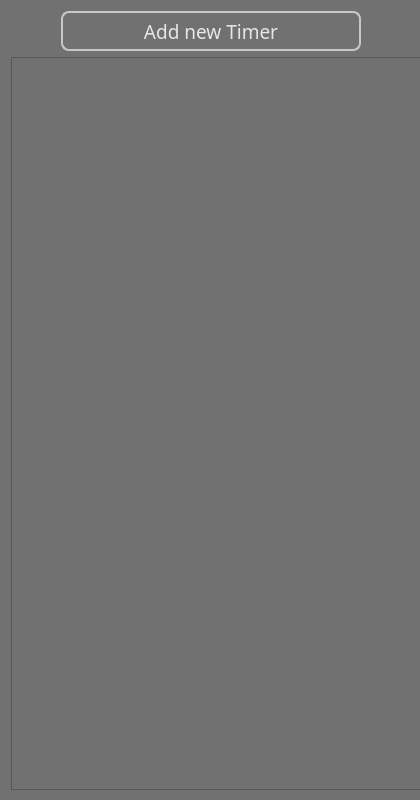
This is SmartTimer/mainwindow.ui in secondYearProjects/SmartTimer as Qt 5 draws it before an edit. The edited form follows.
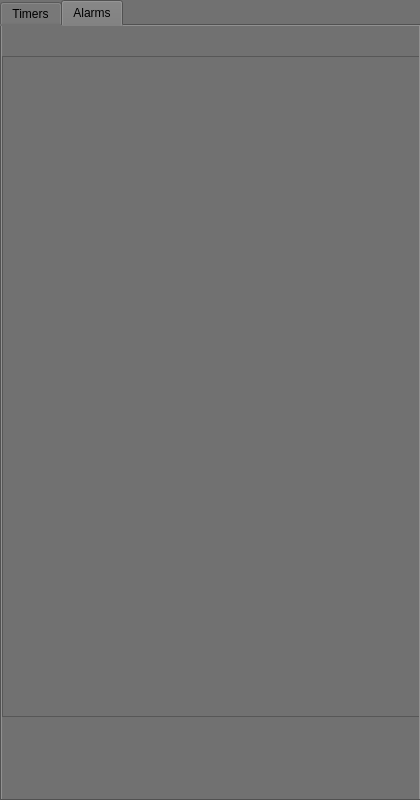
This is the edited form. Icons and pictures are not drawn.

What changed in the file:
```diff
--- a/SmartTimer/mainwindow.ui
+++ b/SmartTimer/mainwindow.ui
@@ -13,13 +13,13 @@
   <property name="minimumSize">
    <size>
     <width>420</width>
-    <height>700</height>
+    <height>800</height>
    </size>
   </property>
   <property name="maximumSize">
    <size>
     <width>420</width>
-    <height>1024</height>
+    <height>800</height>
    </size>
   </property>
   <property name="windowTitle">
@@ -42,7 +42,7 @@
    <property name="maximumSize">
     <size>
      <width>420</width>
-     <height>16777215</height>
+     <height>800</height>
     </size>
    </property>
    <property name="styleSheet">
@@ -72,13 +72,29 @@
 
 </string>
    </property>
+   <widget class="QTabWidget" name="SmartTimerTabs">
+    <property name="geometry">
+     <rect>
+      <x>0</x>
+      <y>0</y>
+      <width>421</width>
+      <height>801</height>
+     </rect>
+    </property>
+    <property name="currentIndex">
+     <number>1</number>
+    </property>
+    <widget class="QWidget" name="Timers">
+     <attribute name="title">
+      <string>Timers</string>
+     </attribute>
    <widget class="QWidget" name="layoutWidget">
     <property name="geometry">
      <rect>
       <x>0</x>
-      <y>0</y>
+        <y>10</y>
       <width>422</width>
-      <height>801</height>
+        <height>761</height>
      </rect>
     </property>
     <layout class="QGridLayout" name="gridLayout">
@@ -151,7 +167,7 @@
           <x>0</x>
           <y>0</y>
           <width>420</width>
-          <height>749</height>
+            <height>709</height>
          </rect>
         </property>
         <property name="minimumSize">
@@ -170,6 +186,36 @@
       </widget>
      </item>
     </layout>
+     </widget>
+    </widget>
+    <widget class="QWidget" name="Alarms">
+     <attribute name="title">
+      <string>Alarms</string>
+     </attribute>
+     <widget class="QScrollArea" name="alarmScroll">
+      <property name="geometry">
+       <rect>
+        <x>0</x>
+        <y>30</y>
+        <width>421</width>
+        <height>661</height>
+       </rect>
+      </property>
+      <property name="widgetResizable">
+       <bool>true</bool>
+      </property>
+      <widget class="QWidget" name="scrollAreaWidgetContents_2">
+       <property name="geometry">
+        <rect>
+         <x>0</x>
+         <y>0</y>
+         <width>419</width>
+         <height>659</height>
+        </rect>
+       </property>
+      </widget>
+     </widget>
+    </widget>
    </widget>
   </widget>
  </widget>
```
Lines whose indentation alone changed are shown as unchanged.
